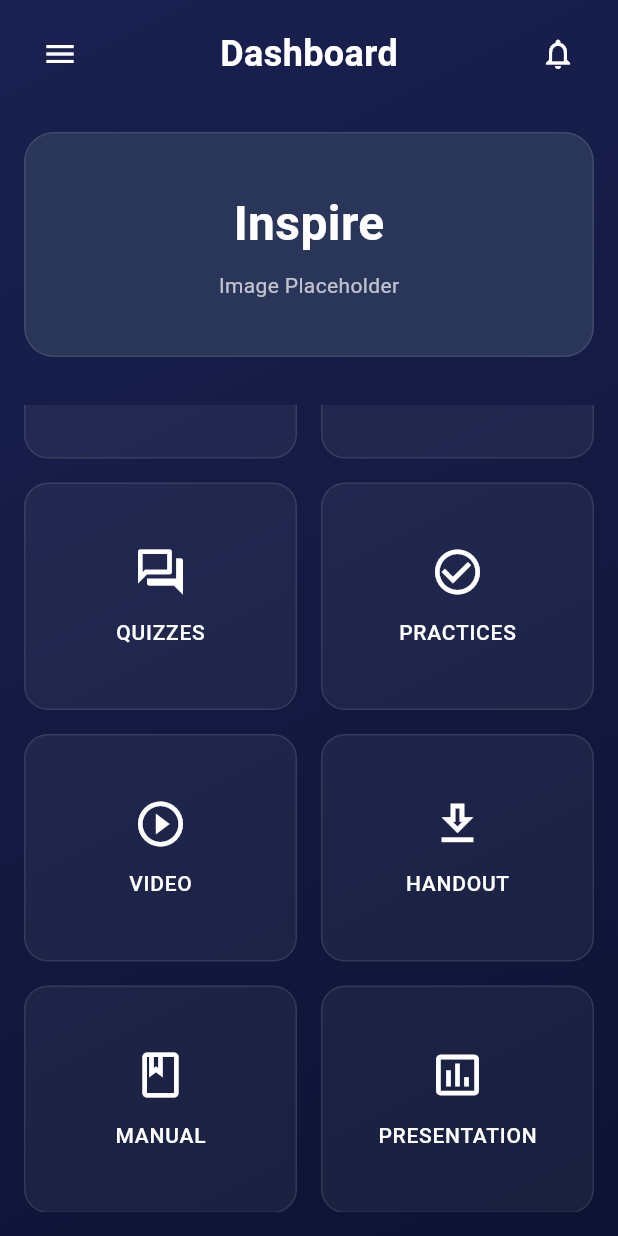
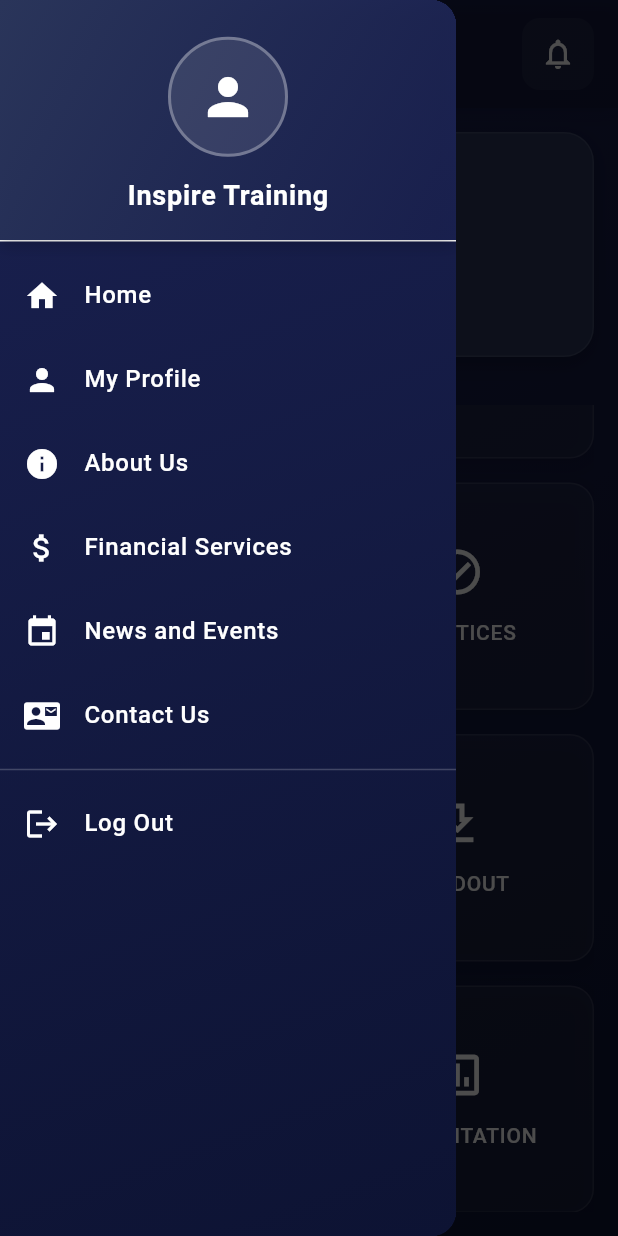
Before and after one commit to ay05386/InspireTrainingCenter, a Flutter app: the screen it shows after launch, scrolled down 116 dp, after a tap on the "menu" icon, on a phone screen of 412 x 824 dp. Run offline on Flutter 3.47's test engine with Material 3 defaults, Android fonts, the phone set to English and light mode, and no system bars; our stand-ins replace flutter_riverpod.

Commit message:
niceDrawerAndHomeScreen

```diff
--- a/lib/main.dart
+++ b/lib/main.dart
@@ -1,6 +1,6 @@
 import 'package:flutter/material.dart';
 import 'package:flutter_riverpod/flutter_riverpod.dart';
-import 'package:inspire_training_center/screens/homescreen.dart'; // Your home screen file
+import 'screens/home_screen.dart';
 
 void main() {
   runApp(
@@ -17,9 +17,34 @@
   Widget build(BuildContext context) {
     return MaterialApp(
       title: 'Inspire Training Center',
+      debugShowCheckedModeBanner: false,
+      theme: ThemeData(
+        useMaterial3: true,
+        scaffoldBackgroundColor: const Color(0xFF0D1333),
+        primaryColor: const Color(0xFF1A2151),
+        colorScheme: ColorScheme.dark(
+          primary: const Color(0xFF1A2151),
+          secondary: Colors.blueAccent.shade200,
+          surface: Colors.white.withOpacity(0.05),
+        ),
+        appBarTheme: const AppBarTheme(
+          backgroundColor: Colors.transparent,
+          elevation: 0,
+        ),
+        drawerTheme: DrawerThemeData(
+          backgroundColor: const Color(0xFF0D1333),
+          scrimColor: Colors.black.withOpacity(0.7),
+        ),
+        textTheme: const TextTheme(
+          displayLarge:
+              TextStyle(color: Colors.white, fontWeight: FontWeight.bold),
+          titleLarge:
+              TextStyle(color: Colors.white, fontWeight: FontWeight.bold),
+          bodyLarge: TextStyle(color: Colors.white),
+          bodyMedium: TextStyle(color: Colors.white),
+        ),
+      ),
       home: const HomeScreen(),
-      debugShowCheckedModeBanner: false,
-      theme: ThemeData(useMaterial3: true),
     );
   }
 }
--- /dev/null
+++ b/lib/screens/home_screen.dart
@@ -0,0 +1,248 @@
+import 'package:flutter/material.dart';
+import 'package:flutter_riverpod/flutter_riverpod.dart';
+import '../widgets/my_drawer.dart';
+import '../widgets/app_header.dart';
+
+class HomeScreen extends ConsumerStatefulWidget {
+  const HomeScreen({super.key});
+
+  @override
+  ConsumerState<HomeScreen> createState() => _HomeScreenState();
+}
+
+class _HomeScreenState extends ConsumerState<HomeScreen>
+    with SingleTickerProviderStateMixin {
+  late AnimationController _animationController;
+  final List<Animation<double>> _iconAnimations = [];
+  final GlobalKey<ScaffoldState> _scaffoldKey = GlobalKey<ScaffoldState>();
+
+  @override
+  void initState() {
+    super.initState();
+    _animationController = AnimationController(
+      vsync: this,
+      duration: const Duration(milliseconds: 1500),
+    );
+
+    // Create staggered animations for each icon
+    for (int i = 0; i < 8; i++) {
+      final begin = 0.1 * i;
+      _iconAnimations.add(
+        CurvedAnimation(
+          parent: _animationController,
+          curve: Interval(
+            begin,
+            begin + 0.5,
+            curve: Curves.easeOutBack,
+          ),
+        ),
+      );
+    }
+
+    // Start the animation
+    _animationController.forward();
+  }
+
+  @override
+  void dispose() {
+    _animationController.dispose();
+    super.dispose();
+  }
+
+  @override
+  Widget build(BuildContext context) {
+    return Scaffold(
+      key: _scaffoldKey,
+      drawer: const MyDrawer(),
+      body: Container(
+        decoration: const BoxDecoration(
+          gradient: LinearGradient(
+            begin: Alignment.topLeft,
+            end: Alignment.bottomRight,
+            colors: [
+              Color(0xFF1A2151), // Dark blue
+              Color(0xFF0D1333), // Darker blue
+            ],
+          ),
+        ),
+        child: SafeArea(
+          child: Column(
+            children: [
+              // App Header
+              AppHeader(
+                title: 'Dashboard',
+                onMenuPressed: () {
+                  _scaffoldKey.currentState?.openDrawer();
+                },
+              ),
+
+              // Inspire Image Placeholder
+              Padding(
+                padding: const EdgeInsets.all(16.0),
+                child: Container(
+                  height: 150,
+                  width: double.infinity,
+                  decoration: BoxDecoration(
+                    color: const Color(0xFF2A355A),
+                    borderRadius: BorderRadius.circular(20),
+                    border: Border.all(
+                        color: Colors.white.withOpacity(0.1), width: 1),
+                    boxShadow: [
+                      BoxShadow(
+                        color: Colors.black.withOpacity(0.2),
+                        blurRadius: 10,
+                        offset: const Offset(0, 5),
+                      ),
+                    ],
+                  ),
+                  child: Center(
+                    child: Column(
+                      mainAxisAlignment: MainAxisAlignment.center,
+                      children: [
+                        const Text(
+                          'Inspire',
+                          style: TextStyle(
+                            color: Colors.white,
+                            fontSize: 32,
+                            fontWeight: FontWeight.bold,
+                          ),
+                        ),
+                        const SizedBox(height: 8),
+                        Text(
+                          'Image Placeholder',
+                          style: TextStyle(
+                            color: Colors.white.withOpacity(0.7),
+                            fontSize: 14,
+                          ),
+                        ),
+                      ],
+                    ),
+                  ),
+                ),
+              ),
+
+              // Grid of Feature Icons
+              Expanded(
+                child: Padding(
+                  padding: const EdgeInsets.all(16.0),
+                  child: GridView.count(
+                    crossAxisCount: 2,
+                    childAspectRatio: 1.2,
+                    crossAxisSpacing: 16,
+                    mainAxisSpacing: 16,
+                    children: [
+                      _buildAnimatedFeatureCard(
+                        animation: _iconAnimations[0],
+                        icon: Icons.people_outline,
+                        title: 'COMMUNITY',
+                      ),
+                      _buildAnimatedFeatureCard(
+                        animation: _iconAnimations[1],
+                        icon: Icons.assignment_outlined,
+                        title: 'MOCK EXAMS',
+                      ),
+                      _buildAnimatedFeatureCard(
+                        animation: _iconAnimations[2],
+                        icon: Icons.question_answer_outlined,
+                        title: 'QUIZZES',
+                      ),
+                      _buildAnimatedFeatureCard(
+                        animation: _iconAnimations[3],
+                        icon: Icons.check_circle_outline,
+                        title: 'PRACTICES',
+                      ),
+                      _buildAnimatedFeatureCard(
+                        animation: _iconAnimations[4],
+                        icon: Icons.play_circle_outline,
+                        title: 'VIDEO',
+                      ),
+                      _buildAnimatedFeatureCard(
+                        animation: _iconAnimations[5],
+                        icon: Icons.download_outlined,
+                        title: 'HANDOUT',
+                      ),
+                      _buildAnimatedFeatureCard(
+                        animation: _iconAnimations[6],
+                        icon: Icons.book_outlined,
+                        title: 'MANUAL',
+                      ),
+                      _buildAnimatedFeatureCard(
+                        animation: _iconAnimations[7],
+                        icon: Icons.insert_chart_outlined,
+                        title: 'PRESENTATION',
+                      ),
+                    ],
+                  ),
+                ),
+              ),
+            ],
+          ),
+        ),
+      ),
+    );
+  }
+
+  Widget _buildAnimatedFeatureCard({
+    required Animation<double> animation,
+    required IconData icon,
+    required String title,
+  }) {
+    return AnimatedBuilder(
+      animation: animation,
+      builder: (context, child) {
+        return Transform.scale(
+          scale: animation.value,
+          child: Opacity(
+            opacity: animation.value,
+            child: _buildFeatureCard(icon: icon, title: title),
+          ),
+        );
+      },
+    );
+  }
+
+  Widget _buildFeatureCard({
+    required IconData icon,
+    required String title,
+  }) {
+    return GestureDetector(
+      onTap: () {
+        // Handle navigation
+      },
+      child: Container(
+        decoration: BoxDecoration(
+          color: Colors.white.withOpacity(0.05),
+          borderRadius: BorderRadius.circular(16),
+          border: Border.all(color: Colors.white.withOpacity(0.1), width: 1),
+          boxShadow: [
+            BoxShadow(
+              color: Colors.black.withOpacity(0.1),
+              blurRadius: 10,
+              offset: const Offset(0, 4),
+            ),
+          ],
+        ),
+        child: Column(
+          mainAxisAlignment: MainAxisAlignment.center,
+          children: [
+            Icon(
+              icon,
+              size: 36,
+              color: Colors.white,
+            ),
+            const SizedBox(height: 12),
+            Text(
+              title,
+              style: const TextStyle(
+                color: Colors.white,
+                fontSize: 14,
+                fontWeight: FontWeight.w500,
+                letterSpacing: 0.5,
+              ),
+            ),
+          ],
+        ),
+      ),
+    );
+  }
+}
--- a/lib/screens/homescreen.dart
+++ /dev/null
@@ -1,216 +0,0 @@
-import 'package:flutter/material.dart';
-import 'package:flutter_riverpod/flutter_riverpod.dart';
-import '../widgets/my_drawer.dart';
-
-class HomeScreen extends ConsumerWidget {
-  const HomeScreen({super.key});
-
-  @override
-  Widget build(BuildContext context, WidgetRef ref) {
-    return Scaffold(
-      drawer: const MyDrawer(),
-      body: Container(
-        decoration: BoxDecoration(
-          gradient: LinearGradient(
-            begin: Alignment.topLeft,
-            end: Alignment.bottomRight,
-            colors: [
-              Color(0xFF1A2151), // Dark blue
-              Color(0xFF0D1333), // Darker blue
-            ],
-          ),
-        ),
-        child: SafeArea(
-          child: Column(
-            children: [
-              // App Bar
-              Padding(
-                padding: const EdgeInsets.symmetric(
-                    horizontal: 16.0, vertical: 12.0),
-                child: Row(
-                  children: [
-                    IconButton(
-                      icon: Icon(Icons.menu, color: Colors.white),
-                      onPressed: () {},
-                    ),
-                    Expanded(
-                      child: Center(
-                        child: Text(
-                          'Dashboard',
-                          style: TextStyle(
-                            color: Colors.white,
-                            fontSize: 24,
-                            fontWeight: FontWeight.bold,
-                          ),
-                        ),
-                      ),
-                    ),
-                    IconButton(
-                      icon: Icon(Icons.notifications_none, color: Colors.white),
-                      onPressed: () {},
-                    ),
-                  ],
-                ),
-              ),
-
-              // Inspire Image Placeholder
-              Padding(
-                padding: const EdgeInsets.all(16.0),
-                child: Container(
-                  height: 150,
-                  width: double.infinity,
-                  decoration: BoxDecoration(
-                    color: Color(0xFF2A355A),
-                    borderRadius: BorderRadius.circular(20),
-                    border: Border.all(
-                        color: Colors.white.withOpacity(0.1), width: 1),
-                  ),
-                  child: Center(
-                    child: Column(
-                      mainAxisAlignment: MainAxisAlignment.center,
-                      children: [
-                        Text(
-                          'Inspire',
-                          style: TextStyle(
-                            color: Colors.white,
-                            fontSize: 32,
-                            fontWeight: FontWeight.bold,
-                          ),
-                        ),
-                        SizedBox(height: 8),
-                        Text(
-                          'Image Placeholder',
-                          style: TextStyle(
-                            color: Colors.white.withOpacity(0.7),
-                            fontSize: 14,
-                          ),
-                        ),
-                      ],
-                    ),
-                  ),
-                ),
-              ),
-
-              // Grid of Feature Icons
-              Expanded(
-                child: Padding(
-                  padding: const EdgeInsets.all(16.0),
-                  child: GridView.count(
-                    crossAxisCount: 2,
-                    childAspectRatio: 1.2,
-                    crossAxisSpacing: 16,
-                    mainAxisSpacing: 16,
-                    children: [
-                      _buildFeatureCard(
-                        icon: Icons.people_outline,
-                        title: 'COMMUNITY',
-                        context: context,
-                      ),
-                      _buildFeatureCard(
-                        icon: Icons.assignment_outlined,
-                        title: 'MOCK EXAMS',
-                        context: context,
-                      ),
-                      _buildFeatureCard(
-                        icon: Icons.question_answer_outlined,
-                        title: 'QUIZZES',
-                        context: context,
-                      ),
-                      _buildFeatureCard(
-                        icon: Icons.check_circle_outline,
-                        title: 'PRACTICES',
-                        context: context,
-                      ),
-                      _buildFeatureCard(
-                        icon: Icons.play_circle_outline,
-                        title: 'VIDEO',
-                        context: context,
-                      ),
-                      _buildFeatureCard(
-                        icon: Icons.download_outlined,
-                        title: 'HANDOUT',
-                        context: context,
-                      ),
-                      _buildFeatureCard(
-                        icon: Icons.book_outlined,
-                        title: 'MANUAL',
-                        context: context,
-                      ),
-                      _buildFeatureCard(
-                        icon: Icons.insert_chart_outlined,
-                        title: 'PRESENTATION',
-                        context: context,
-                      ),
-                    ],
-                  ),
-                ),
-              ),
-            ],
-          ),
-        ),
-      ),
-    );
-  }
-
-  Widget _buildFeatureCard({
-    required IconData icon,
-    required String title,
-    required BuildContext context,
-  }) {
-    return Container(
-      decoration: BoxDecoration(
-        color: Colors.white.withOpacity(0.05),
-        borderRadius: BorderRadius.circular(16),
-        border: Border.all(color: Colors.white.withOpacity(0.1), width: 1),
-      ),
-      child: Column(
-        mainAxisAlignment: MainAxisAlignment.center,
-        children: [
-          Icon(
-            icon,
-            size: 36,
-            color: Colors.white,
-          ),
-          SizedBox(height: 12),
-          Text(
-            title,
-            style: TextStyle(
-              color: Colors.white,
-              fontSize: 14,
-              fontWeight: FontWeight.w500,
-              letterSpacing: 0.5,
-            ),
-          ),
-        ],
-      ),
-    );
-  }
-}
-
-
-
-
-
-
-
-
-
-
-
-
-
-/*
-
-
-    return Scaffold(
-      appBar: AppBar(
-        title: const Text('Home Screen'),
-      ),
-      drawer: const MyDrawer(),
-      body: const Center(
-        child: Text(
-          'Welcome to Home Screen!',
-          style: TextStyle(fontSize: 18),
-        ),
-      ),
-    );*/
--- /dev/null
+++ b/lib/widgets/app_header.dart
@@ -0,0 +1,73 @@
+import 'package:flutter/material.dart';
+
+class AppHeader extends StatelessWidget {
+  final String title;
+  final VoidCallback onMenuPressed;
+  final VoidCallback? onNotificationPressed;
+
+  const AppHeader({
+    Key? key,
+    required this.title,
+    required this.onMenuPressed,
+    this.onNotificationPressed,
+  }) : super(key: key);
+
+  @override
+  Widget build(BuildContext context) {
+    return Container(
+      padding: const EdgeInsets.symmetric(horizontal: 16.0, vertical: 12.0),
+      decoration: BoxDecoration(
+        color: Colors.black.withOpacity(0.1),
+        boxShadow: [
+          BoxShadow(
+            color: Colors.black.withOpacity(0.1),
+            blurRadius: 8,
+            offset: const Offset(0, 4),
+          ),
+        ],
+      ),
+      child: Row(
+        children: [
+          _buildIconButton(
+            icon: Icons.menu,
+            onPressed: onMenuPressed,
+          ),
+          Expanded(
+            child: Center(
+              child: Text(
+                title,
+                style: const TextStyle(
+                  color: Colors.white,
+                  fontSize: 24,
+                  fontWeight: FontWeight.bold,
+                  letterSpacing: 0.5,
+                ),
+              ),
+            ),
+          ),
+          _buildIconButton(
+            icon: Icons.notifications_none,
+            onPressed: onNotificationPressed ?? () {},
+          ),
+        ],
+      ),
+    );
+  }
+
+  Widget _buildIconButton({
+    required IconData icon,
+    required VoidCallback onPressed,
+  }) {
+    return Container(
+      decoration: BoxDecoration(
+        color: Colors.white.withOpacity(0.05),
+        borderRadius: BorderRadius.circular(12),
+      ),
+      child: IconButton(
+        icon: Icon(icon, color: Colors.white),
+        onPressed: onPressed,
+        splashRadius: 24,
+      ),
+    );
+  }
+}
--- a/lib/widgets/my_drawer.dart
+++ b/lib/widgets/my_drawer.dart
@@ -7,70 +7,122 @@ class MyDrawer extends StatelessWidget {
   Widget build(BuildContext context) {
     return Drawer(
       child: Container(
-        color: Colors.blue[700],
+        decoration: const BoxDecoration(
+          gradient: LinearGradient(
+            begin: Alignment.topLeft,
+            end: Alignment.bottomRight,
+            colors: [
+              Color(0xFF1A2151), // Dark blue
+              Color(0xFF0D1333), // Darker blue
+            ],
+          ),
+        ),
         child: ListView(
           padding: EdgeInsets.zero,
           children: [
             DrawerHeader(
               decoration: BoxDecoration(
-                color: Colors.blue,
+                gradient: LinearGradient(
+                  begin: Alignment.topLeft,
+                  end: Alignment.bottomRight,
+                  colors: [
+                    const Color(0xFF2A355A),
+                    const Color(0xFF1A2151).withOpacity(0.8),
+                  ],
+                ),
+                boxShadow: [
+                  BoxShadow(
+                    color: Colors.black.withOpacity(0.2),
+                    blurRadius: 8,
+                    offset: const Offset(0, 4),
+                  ),
+                ],
               ),
-              child: Text(
-                'Menu',
-                style: TextStyle(
-                  color: Colors.white,
-                  fontSize: 24,
-                ),
+              child: Column(
+                mainAxisAlignment: MainAxisAlignment.center,
+                children: [
+                  Container(
+                    width: 80,
+                    height: 80,
+                    decoration: BoxDecoration(
+                      shape: BoxShape.circle,
+                      color: Colors.white.withOpacity(0.1),
+                      border: Border.all(
+                        color: Colors.white.withOpacity(0.3),
+                        width: 2,
+                      ),
+                    ),
+                    child: const Icon(
+                      Icons.person,
+                      size: 40,
+                      color: Colors.white,
+                    ),
+                  ),
+                  const SizedBox(height: 12),
+                  const Text(
+                    'Inspire Training',
+                    style: TextStyle(
+                      color: Colors.white,
+                      fontSize: 18,
+                      fontWeight: FontWeight.bold,
+                    ),
+                  ),
+                ],
               ),
             ),
-            ListTile(
-              leading: Icon(Icons.home, color: Colors.white),
-              title: Text('Home', style: TextStyle(color: Colors.white)),
+            _buildAnimatedListTile(
+              icon: Icons.home,
+              title: 'Home',
+              index: 0,
               onTap: () {
                 Navigator.pop(context);
               },
             ),
-            ListTile(
-              leading: Icon(Icons.person, color: Colors.white),
-              title: Text('My Profile', style: TextStyle(color: Colors.white)),
+            _buildAnimatedListTile(
+              icon: Icons.person,
+              title: 'My Profile',
+              index: 1,
               onTap: () {
                 Navigator.pop(context);
               },
             ),
-            ListTile(
-              leading: Icon(Icons.info, color: Colors.white),
-              title: Text('About Us', style: TextStyle(color: Colors.white)),
+            _buildAnimatedListTile(
+              icon: Icons.info,
+              title: 'About Us',
+              index: 2,
               onTap: () {
                 Navigator.pop(context);
               },
             ),
-            ListTile(
-              leading: Icon(Icons.attach_money, color: Colors.white),
-              title: Text('Financial Services',
-                  style: TextStyle(color: Colors.white)),
+            _buildAnimatedListTile(
+              icon: Icons.attach_money,
+              title: 'Financial Services',
+              index: 3,
               onTap: () {
                 Navigator.pop(context);
               },
             ),
-            ListTile(
-              leading: Icon(Icons.event, color: Colors.white),
-              title: Text('News and Events',
-                  style: TextStyle(color: Colors.white)),
+            _buildAnimatedListTile(
+              icon: Icons.event,
+              title: 'News and Events',
+              index: 4,
               onTap: () {
                 Navigator.pop(context);
               },
             ),
-            ListTile(
-              leading: Icon(Icons.contact_mail, color: Colors.white),
-              title: Text('Contact Us', style: TextStyle(color: Colors.white)),
+            _buildAnimatedListTile(
+              icon: Icons.contact_mail,
+              title: 'Contact Us',
+              index: 5,
               onTap: () {
                 Navigator.pop(context);
               },
             ),
-            Divider(color: Colors.white70),
-            ListTile(
-              leading: Icon(Icons.logout, color: Colors.white),
-              title: Text('Log Out', style: TextStyle(color: Colors.white)),
+            Divider(color: Colors.white.withOpacity(0.2)),
+            _buildAnimatedListTile(
+              icon: Icons.logout,
+              title: 'Log Out',
+              index: 6,
               onTap: () {
                 Navigator.pop(context);
               },
@@ -80,4 +132,40 @@ class MyDrawer extends StatelessWidget {
       ),
     );
   }
+
+  Widget _buildAnimatedListTile({
+    required IconData icon,
+    required String title,
+    required int index,
+    required VoidCallback onTap,
+  }) {
+    return TweenAnimationBuilder<double>(
+      tween: Tween<double>(begin: 0.0, end: 1.0),
+      duration: Duration(milliseconds: 400 + (index * 100)),
+      builder: (context, value, child) {
+        return Transform.translate(
+          offset: Offset(20 * (1 - value), 0),
+          child: Opacity(
+            opacity: value,
+            child: child,
+          ),
+        );
+      },
+      child: ListTile(
+        leading: Icon(icon, color: Colors.white),
+        title: Text(
+          title,
+          style: const TextStyle(
+            color: Colors.white,
+            fontWeight: FontWeight.w500,
+          ),
+        ),
+        onTap: onTap,
+        hoverColor: Colors.white.withOpacity(0.1),
+        shape: RoundedRectangleBorder(
+          borderRadius: BorderRadius.circular(10),
+        ),
+      ),
+    );
+  }
 }
```
